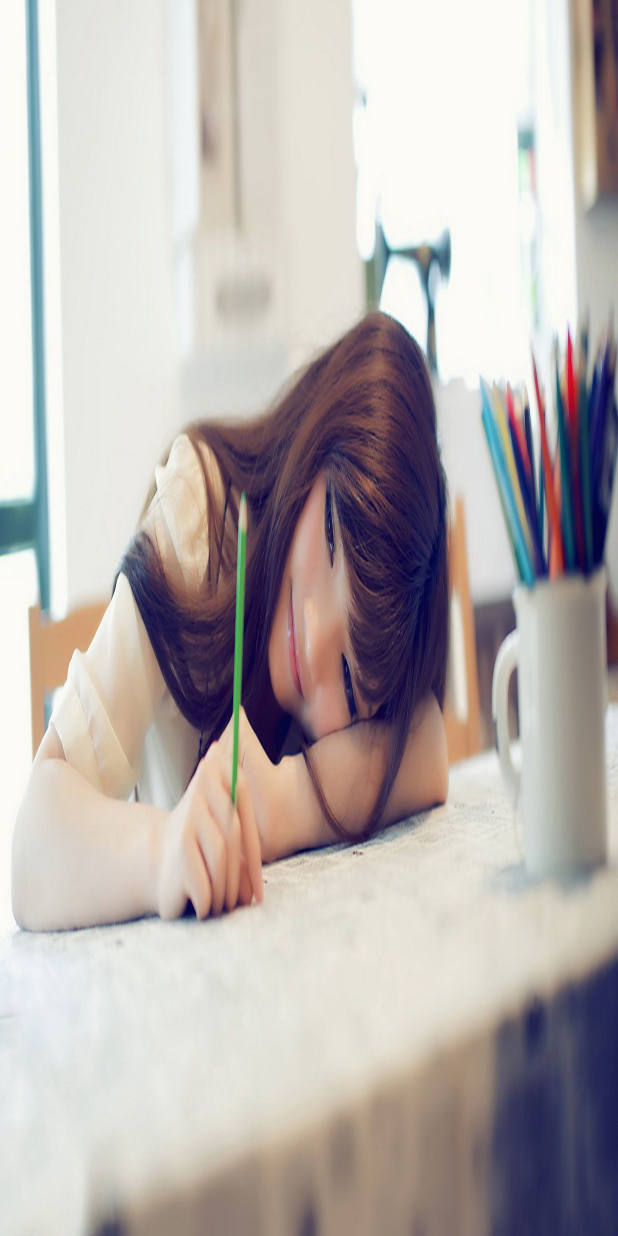
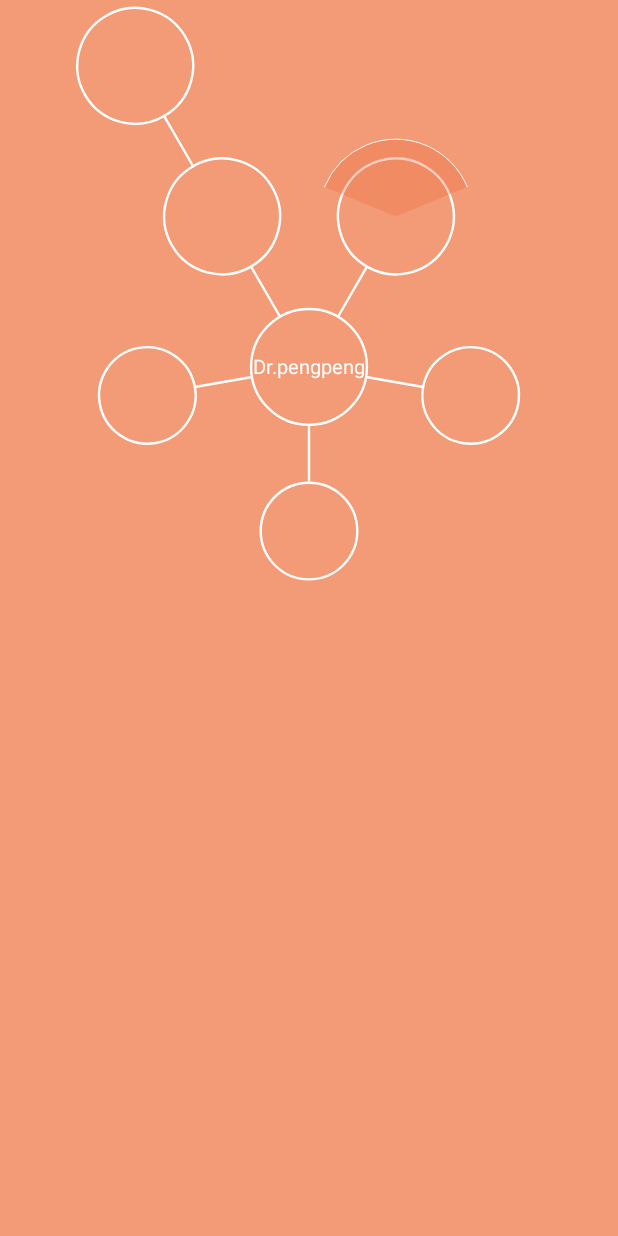
Before and after one commit to Jackly654/NewsFrame, an Android app: the screen it shows after launch (MainActivity), on a phone screen of 412 x 824 dp. Run offline under Robolectric (Android 15) with nearby library versions, the phone set to English and light mode, and no system bars; Roboto replaces fonts that are not available here.

Commit message:
view_draw_measure

```diff
--- /dev/null
+++ b/app/src/main/java/pengpeng/com/newsframe/MultiCircleView.java
@@ -0,0 +1,194 @@
+package pengpeng.com.newsframe;
+import android.content.Context;
+import android.graphics.Canvas;
+import android.graphics.Color;
+import android.graphics.Paint;
+import android.graphics.RectF;
+import android.util.AttributeSet;
+import android.view.View;
+/**
+ * Created by Administrator on 2016/4/14.
+ */
+public class MultiCircleView extends View
+{
+	private static final float STROKE_WIDTH = 1F/256F,
+			SPACE = 1F / 64F,// 大圆小圆线段两端间隔占比
+	LINE_LENGTH = 3F/32F,
+	CIRCLE_LARGER_RADIU = 3F/32F,
+	CIRCLE_SMALL_RADIU = 5F/64F,
+	ARC_RADIU = 1F/8F,// 弧半径
+	ARC_TEXT_RADIU = 5F/32F;// 弧围绕文字半径
+	private Paint strokePaint,textPaint,arcPaint;
+	private int size;//控件边长
+	private float strokeWidth;//描边宽度
+	private float ccX,ccY;//中心圆圆心坐标
+	private float largeCircleRadiu,smallCricleRadiu;//大小圆半径
+	private float lineLength;// 线段长度
+	private float space;// 大圆小圆线段两端间隔
+	private float textOffsetY;// 文本的Y轴偏移值
+	public MultiCircleView(Context context, AttributeSet attrs)
+	{
+		super(context, attrs);
+		initPaint(context);
+	}
+
+	private void initPaint(Context context)
+	{
+		strokePaint = new Paint(Paint.ANTI_ALIAS_FLAG|Paint.DITHER_FLAG);
+		strokePaint.setStyle(Paint.Style.STROKE);
+		strokePaint.setColor(Color.WHITE);
+		strokePaint.setStrokeCap(Paint.Cap.ROUND);
+
+		textPaint = new Paint(Paint.ANTI_ALIAS_FLAG|Paint.DITHER_FLAG|Paint.SUBPIXEL_TEXT_FLAG);
+		textPaint.setColor(Color.WHITE);
+		textPaint.setTextSize(20);
+		textPaint.setTextAlign(Paint.Align.CENTER);
+		textOffsetY = (textPaint.descent()+textPaint.ascent())/2;
+
+		arcPaint = new Paint(Paint.ANTI_ALIAS_FLAG | Paint.DITHER_FLAG);
+		arcPaint.setStrokeCap(Paint.Cap.ROUND);
+
+	}
+
+	@Override
+	protected void onMeasure(int widthMeasureSpec, int heightMeasureSpec)
+	{
+		//强制宽高一致
+		super.onMeasure(widthMeasureSpec, heightMeasureSpec);
+	}
+
+	@Override
+	protected void onSizeChanged(int w, int h, int oldw, int oldh)
+	{
+		//获取控件边长
+		size = w;
+		//参数计算
+		calculation();
+	}
+
+	private void calculation()
+	{
+		//计算描边宽度
+		strokeWidth = STROKE_WIDTH * size;
+		//计算中心圆圆心
+		largeCircleRadiu = CIRCLE_LARGER_RADIU * size;
+
+		// 计算小圆半径
+		smallCricleRadiu = size * CIRCLE_SMALL_RADIU;
+		//计算线段长度
+		lineLength = LINE_LENGTH * size;
+
+		// 计算大圆小圆线段两端间隔
+		space = size * SPACE;
+		//计算中心圆圆心坐标
+		ccX = size/2;
+		ccY = size/2+CIRCLE_LARGER_RADIU*size;
+		//设置参数
+		setPara();
+	}
+
+	private void setPara()
+	{
+		strokePaint.setStrokeWidth(strokeWidth);
+	}
+
+	@Override
+	protected void onDraw(Canvas canvas)
+	{
+		canvas.drawColor(0xFFF29B76);
+		//绘制中心圆
+		canvas.drawCircle(ccX, ccY, largeCircleRadiu, strokePaint);
+		canvas.drawText("Dr.pengpeng",ccX,ccY-textOffsetY,textPaint);
+		// 绘制左上方图形
+		drawTopLeft(canvas);
+		// 绘制右上方图形
+		drawTopRight(canvas);
+
+		// 绘制左下方图形
+		drawBottomLeft(canvas);
+
+		// 绘制下方图形
+		drawBottom(canvas);
+
+		// 绘制右下方图形
+		drawBottomRight(canvas);
+	}
+
+	private void drawBottomRight(Canvas canvas)
+	{
+		canvas.save();
+		canvas.translate(ccX, ccY);
+		canvas.rotate(100);
+		canvas.drawLine(0, -largeCircleRadiu, 0, -lineLength * 2, strokePaint);
+		canvas.drawCircle(0, -largeCircleRadiu - smallCricleRadiu - lineLength, smallCricleRadiu, strokePaint);
+		canvas.restore();
+	}
+
+	private void drawBottom(Canvas canvas)
+	{
+		canvas.save();
+		canvas.translate(ccX, ccY);
+		canvas.drawLine(0, largeCircleRadiu, 0, lineLength * 2, strokePaint);
+		canvas.drawCircle(0, largeCircleRadiu + smallCricleRadiu + lineLength, smallCricleRadiu, strokePaint);
+		canvas.restore();
+	}
+
+	private void drawBottomLeft(Canvas canvas)
+	{
+		canvas.save();
+		canvas.translate(ccX, ccY);
+		canvas.rotate(-100);
+		canvas.drawLine(0, -largeCircleRadiu, 0, -lineLength * 2, strokePaint);
+		canvas.drawCircle(0, -largeCircleRadiu - smallCricleRadiu - lineLength, smallCricleRadiu, strokePaint);
+		canvas.restore();
+	}
+
+	private void drawTopRight(Canvas canvas)
+	{
+		float cricleY = -lineLength * 3;
+		canvas.save();
+		canvas.translate(ccX, ccY);
+		canvas.rotate(30);
+		canvas.drawLine(0, -largeCircleRadiu, 0, -lineLength * 2, strokePaint);
+		canvas.drawCircle(0, -largeCircleRadiu * 2 - lineLength, largeCircleRadiu, strokePaint);
+
+		// 画弧形
+		drawTopRightArc(canvas, cricleY);
+
+		canvas.restore();
+	}
+
+	private void drawTopRightArc(Canvas canvas, float cricleY)
+	{
+		canvas.save();
+		canvas.translate(0, cricleY);
+		canvas.rotate(-30);
+		float arcRadiu = size * ARC_RADIU;
+		RectF oval = new RectF(-arcRadiu, -arcRadiu, arcRadiu, arcRadiu);
+		arcPaint.setStyle(Paint.Style.FILL);
+		arcPaint.setColor(0x55EC6941);
+		canvas.drawArc(oval,-22.5F,-135,true, arcPaint);
+
+		arcPaint.setStyle(Paint.Style.STROKE);
+		arcPaint.setColor(Color.WHITE);
+		canvas.drawArc(oval, -22.5F, -135, false, arcPaint);
+
+		canvas.restore();
+	}
+
+	private void drawTopLeft(Canvas canvas)
+	{
+		//锁定画布
+		canvas.save();
+		//平移和旋转画布
+		canvas.translate(ccX,ccY);
+		canvas.rotate(-30);
+		// 依次画：线-圈-线-圈
+		canvas.drawLine(0,-largeCircleRadiu,0,-lineLength * 2, strokePaint);
+		canvas.drawCircle(0, -largeCircleRadiu * 2 - lineLength, largeCircleRadiu, strokePaint);
+		canvas.drawLine(0, -largeCircleRadiu * 3 - lineLength, 0, -largeCircleRadiu * 3 - lineLength * 2, strokePaint);
+		canvas.drawCircle(0, -largeCircleRadiu * 4 - lineLength*2,largeCircleRadiu,strokePaint);
+
+		canvas.restore();
+	}
+}
--- a/app/src/main/res/layout/activity_main.xml
+++ b/app/src/main/res/layout/activity_main.xml
@@ -22,9 +22,13 @@
         android:layout_width="match_parent"
         android:layout_height="match_parent"
         />-->
-    <pengpeng.com.newsframe.MatrixImageView
+   <!-- <pengpeng.com.newsframe.MatrixImageView
+        android:layout_width="match_parent"
+        android:layout_height="match_parent"
+        android:scaleType="matrix"
+        />-->
+    <pengpeng.com.newsframe.MultiCircleView
         android:layout_width="match_parent"
         android:layout_height="match_parent"
         />
-
 </LinearLayout>
```
